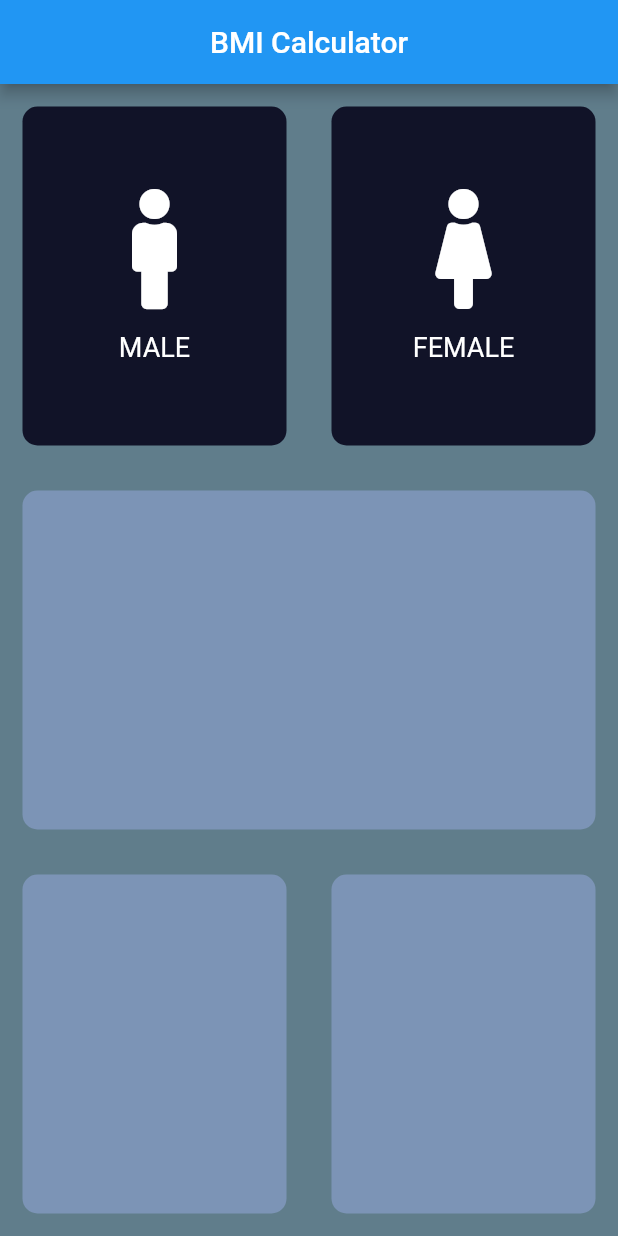
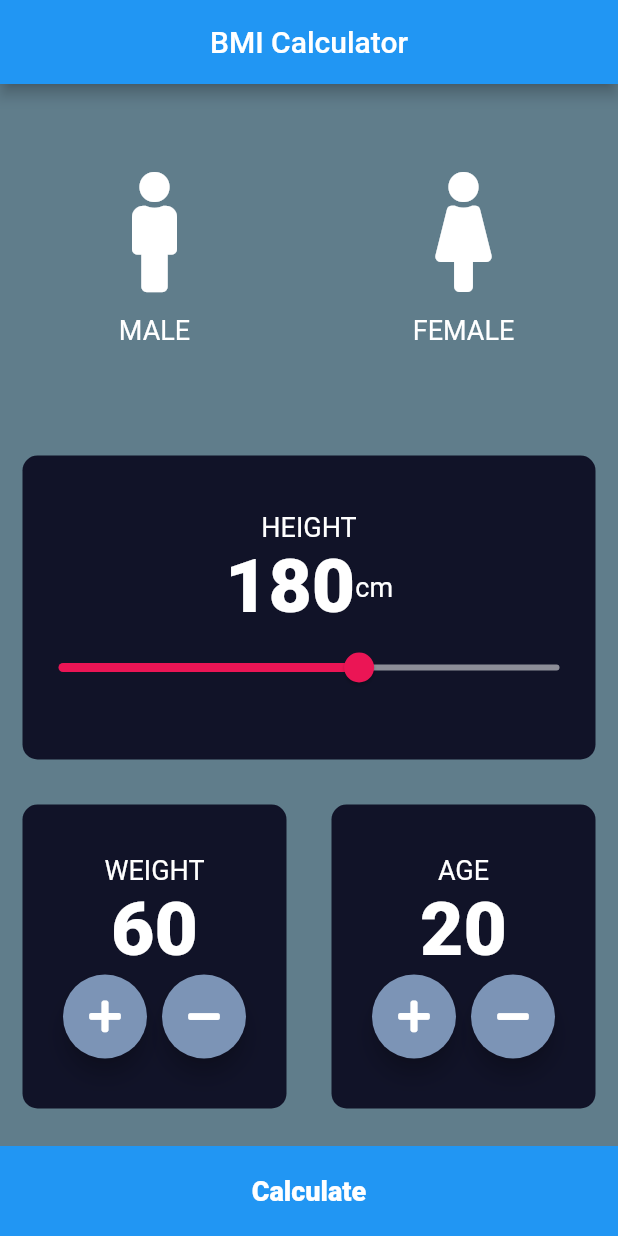
Before and after one commit to Wahid551/BMI_calculator, a Flutter app: the screen it shows after launch, on a phone screen of 412 x 824 dp. Run offline on Flutter 3.47's test engine with Material 2 defaults, Android fonts, the phone set to English and light mode, and no system bars; our stand-ins replace font_awesome_flutter.

Commit message:
Complete BMI Application .

```diff
--- /dev/null
+++ b/lib/Calculatorfile.dart
@@ -0,0 +1,35 @@
+import 'package:flutter/material.dart';
+import 'dart:math';
+
+class CalculatorBrain {
+  CalculatorBrain(this.height, this.weight);
+  final height;
+  final weight;
+  double _bmi;
+
+  //Member Function
+  String calculateBMI() {
+    _bmi = weight / pow(height / 100, 2);
+    return _bmi.toStringAsFixed(1);
+  }
+
+  String getResult() {
+    if (_bmi >= 25) {
+      return 'OverWeight';
+    } else if (_bmi > 18.5) {
+      return 'Normal';
+    } else {
+      return 'UnderWeight';
+    }
+  }
+
+  String getInterpretation() {
+    if (_bmi >= 25) {
+      return 'You have a higher than body normal weight.Try to Exercise more';
+    } else if (_bmi > 18.5) {
+      return 'You have a normal body weight. Good WORK!';
+    } else {
+      return 'you have a lower than body weight.You can eat a bit more';
+    }
+  }
+}
--- /dev/null
+++ b/lib/Constantfile.dart
@@ -0,0 +1,19 @@
+import 'package:flutter/material.dart';
+
+const activecolor = Color(0xFF111328);
+const disablecolor = Color(0xFF607D8B);
+const rsltcolor = Color(0xFF1D1E33);
+
+const KLabelStyle = TextStyle(
+  fontSize: 18.0,
+  color: Colors.white,
+);
+
+const Knumstyle = TextStyle(
+  fontSize: 50.0,
+  fontWeight: FontWeight.w900,
+);
+
+const Kresult = TextStyle(fontWeight: FontWeight.bold, fontSize: 50.0);
+const Knormal =
+    TextStyle(fontSize: 20.0, fontWeight: FontWeight.bold, color: Colors.blue);
--- a/lib/InputPage.dart
+++ b/lib/InputPage.dart
@@ -3,10 +3,14 @@ import 'package:flutter/material.dart';
 import 'package:font_awesome_flutter/font_awesome_flutter.dart';
 import 'Containerfile.dart';
 import 'Textandiconfile.dart';
+import 'Constantfile.dart';
+import 'ResultScreen.dart';
+import 'Calculatorfile.dart';
 
-const activecolor = Color(0xFF1D1E33);
-const disablecolor = Color(0xFF111328);
 enum Gender { male, female }
+int sliderHeight = 180;
+int sliderWeight = 60;
+int sliderAge = 20;
 
 class InputPage extends StatefulWidget {
   @override
@@ -35,11 +39,13 @@ class _InputPageState extends State<InputPage> {
   Widget build(BuildContext context) {
     return Scaffold(
       appBar: AppBar(
+        automaticallyImplyLeading: false,
         centerTitle: true,
         backgroundColor: Colors.blue,
         title: Text('BMI Calculator'),
       ),
       body: Column(
+        crossAxisAlignment: CrossAxisAlignment.stretch,
         children: [
           Expanded(
             child: Row(
@@ -82,7 +88,41 @@ class _InputPageState extends State<InputPage> {
           ),
           Expanded(
             child: RepeatContainerCode(
-              colors: Color(0xff7c94b6),
+              colors: Color(0xFF111328),
+              cardWidget: Column(
+                mainAxisAlignment: MainAxisAlignment.center,
+                children: [
+                  Text(
+                    'HEIGHT',
+                    style: KLabelStyle,
+                  ),
+                  Row(
+                    mainAxisAlignment: MainAxisAlignment.center,
+                    children: [
+                      Text(
+                        sliderHeight.toString(),
+                        style: Knumstyle,
+                      ),
+                      Text(
+                        'cm',
+                        style: KLabelStyle,
+                      ),
+                    ],
+                  ),
+                  Slider(
+                    value: sliderHeight.toDouble(),
+                    max: 220,
+                    min: 120,
+                    activeColor: Color(0xFFEB1555),
+                    inactiveColor: Color(0xFF8D8E98),
+                    onChanged: (double value) {
+                      setState(() {
+                        sliderHeight = value.round();
+                      });
+                    },
+                  ),
+                ],
+              ),
             ),
           ),
           Expanded(
@@ -90,15 +130,120 @@ class _InputPageState extends State<InputPage> {
               children: [
                 Expanded(
                   child: RepeatContainerCode(
-                    colors: Color(0xff7c94b6),
+                    colors: Color(0xFF111328),
+                    cardWidget: Column(
+                      mainAxisAlignment: MainAxisAlignment.center,
+                      children: [
+                        Text(
+                          'WEIGHT',
+                          style: KLabelStyle,
+                        ),
+                        Text(
+                          sliderWeight.toString(),
+                          style: Knumstyle,
+                        ),
+                        Row(
+                          mainAxisAlignment: MainAxisAlignment.center,
+                          children: [
+                            RoundIcon(
+                              iconData: FontAwesomeIcons.plus,
+                              onpress: () {
+                                setState(() {
+                                  sliderWeight++;
+                                });
+                              },
+                            ),
+                            SizedBox(
+                              width: 10.0,
+                            ),
+                            RoundIcon(
+                              iconData: FontAwesomeIcons.minus,
+                              onpress: () {
+                                setState(() {
+                                  sliderWeight--;
+                                });
+                              },
+                            ),
+                          ],
+                        )
+                      ],
+                    ),
                   ),
                 ),
                 Expanded(
                   child: RepeatContainerCode(
-                    colors: Color(0xff7c94b6),
+                    colors: Color(0xFF111328),
+                    cardWidget: Column(
+                      mainAxisAlignment: MainAxisAlignment.center,
+                      children: [
+                        Text(
+                          'AGE',
+                          style: KLabelStyle,
+                        ),
+                        Text(
+                          sliderAge.toString(),
+                          style: Knumstyle,
+                        ),
+                        Row(
+                          mainAxisAlignment: MainAxisAlignment.center,
+                          children: [
+                            RoundIcon(
+                              iconData: FontAwesomeIcons.plus,
+                              onpress: () {
+                                setState(() {
+                                  sliderAge++;
+                                });
+                              },
+                            ),
+                            SizedBox(
+                              width: 10.0,
+                            ),
+                            RoundIcon(
+                              iconData: FontAwesomeIcons.minus,
+                              onpress: () {
+                                setState(() {
+                                  sliderAge--;
+                                });
+                              },
+                            ),
+                          ],
+                        )
+                      ],
+                    ),
                   ),
                 ),
               ],
+            ),
+          ),
+          GestureDetector(
+            onTap: () {
+              CalculatorBrain calc =
+                  CalculatorBrain(sliderHeight, sliderWeight);
+              Navigator.push(
+                context,
+                MaterialPageRoute(
+                  builder: (context) => ResultScreen(
+                    bmiResult: calc.calculateBMI(),
+                    resultText: calc.getResult(),
+                    interpretation: calc.getInterpretation(),
+                  ),
+                ),
+              );
+            },
+            child: Container(
+              child: Center(
+                child: Text(
+                  'Calculate',
+                  style: TextStyle(
+                    fontSize: 18.0,
+                    fontWeight: FontWeight.w900,
+                  ),
+                ),
+              ),
+              margin: EdgeInsets.only(top: 10.0),
+              color: Colors.blue,
+              width: double.infinity,
+              height: 60.0,
             ),
           ),
         ],
@@ -106,3 +251,24 @@ class _InputPageState extends State<InputPage> {
     );
   }
 }
+
+class RoundIcon extends StatelessWidget {
+  RoundIcon({@required this.iconData, @required this.onpress});
+  final IconData iconData;
+  final Function onpress;
+
+  @override
+  Widget build(BuildContext context) {
+    return RawMaterialButton(
+      child: Icon(iconData),
+      onPressed: onpress,
+      elevation: 6.0,
+      constraints: BoxConstraints.tightFor(
+        width: 56.0,
+        height: 56.0,
+      ),
+      shape: CircleBorder(),
+      fillColor: Color(0xff7c94b6),
+    );
+  }
+}
--- a/lib/Textandiconfile.dart
+++ b/lib/Textandiconfile.dart
@@ -1,4 +1,5 @@
 import 'package:flutter/material.dart';
+import 'Constantfile.dart';
 
 class RepeatTextandIconWidget extends StatelessWidget {
   RepeatTextandIconWidget({@required this.iconData, this.Label});
@@ -18,10 +19,7 @@ class RepeatTextandIconWidget extends StatelessWidget {
         ),
         Text(
           Label,
-          style: TextStyle(
-            fontSize: 18.0,
-            color: Colors.white,
-          ),
+          style: KLabelStyle,
         ),
       ],
     );
```
Also changed, not shown: lib/ResultScreen.dart (added, +96 -0 lines), 5 other files.
